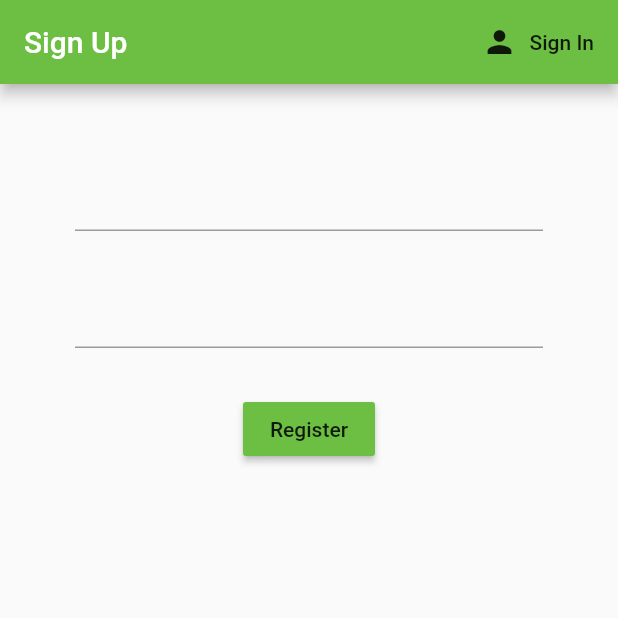
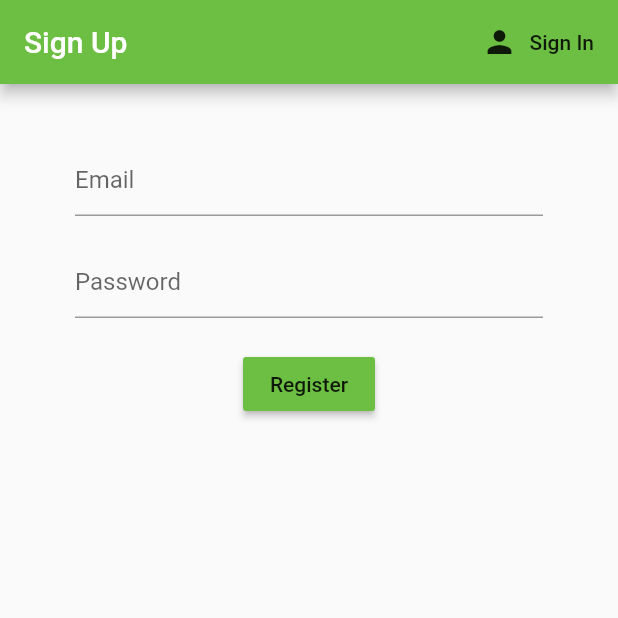
Before and after one commit to Tawataka/TKS, a Flutter app: the screen it shows after launch, after a tap on "Sign In", after a tap on "Register", on a phone screen of 412 x 824 dp, the top half of it. Run offline on Flutter 3.47's test engine with Material 2 defaults, Android fonts, the phone set to English and light mode, and no system bars; our stand-ins replace firebase_auth; accounts and stored records are empty.

```diff
--- a/lib/Account/register.dart
+++ b/lib/Account/register.dart
@@ -1,5 +1,6 @@
 import 'package:flutter/material.dart';
 import 'package:TKS/Services/auth.dart';
+import 'package:TKS/share/constant.dart';
 
 class Register extends StatefulWidget {
   final Function toggleView;
@@ -40,22 +41,27 @@ class _RegisterState extends State<Register> {
           key: _formKey,
           child: Column(
             children: <Widget>[
-              SizedBox(height: 30.0),
+              SizedBox(height: 20.0),
               TextFormField(
-                  validator: (val) => val.isEmpty ? 'Enter and email' : null,
+                  decoration: textInputDecoration,
+                  validator: (val) =>
+                      val.isEmpty ? 'Enter a valid email address' : null,
                   onChanged: (val) {
                     setState(() => email = val);
                   }),
-              SizedBox(height: 30.0),
+              SizedBox(height: 20.0),
               TextFormField(
                   obscureText: true,
+                  decoration: InputDecoration(
+                    hintText: 'Password',
+                  ),
                   validator: (val) => val.length < 6
                       ? 'Enter a password 6+ characters long'
                       : null,
                   onChanged: (val) {
                     setState(() => password = val);
                   }),
-              SizedBox(height: 30.0),
+              SizedBox(height: 20.0),
               RaisedButton(
                   color: Color(0xFF6dbf43),
                   child: Text('Register'),
--- a/lib/Account/signIn.dart
+++ b/lib/Account/signIn.dart
@@ -1,5 +1,6 @@
 import 'package:TKS/Services/auth.dart';
 import 'package:flutter/material.dart';
+import 'package:TKS/share/constant.dart';
 
 class SignIn extends StatefulWidget {
   final Function toggleView;
@@ -40,22 +41,26 @@ class _SignInState extends State<SignIn> {
           key: _formKey,
           child: Column(
             children: <Widget>[
-              SizedBox(height: 30.0),
+              SizedBox(height: 20.0),
               TextFormField(
+                  decoration: textInputDecoration,
                   validator: (val) => val.isEmpty ? 'Enter and email' : null,
                   onChanged: (val) {
                     setState(() => email = val);
                   }),
-              SizedBox(height: 30.0),
+              SizedBox(height: 20.0),
               TextFormField(
                   obscureText: true,
+                  decoration: InputDecoration(
+                    hintText: 'Password',
+                  ),
                   validator: (val) => val.length < 6
                       ? 'Enter a password 6+ characters long'
                       : null,
                   onChanged: (val) {
                     setState(() => password = val);
                   }),
-              SizedBox(height: 30.0),
+              SizedBox(height: 20.0),
               RaisedButton(
                   color: Color(0xFF6dbf43),
                   child: Text('Sign In'),
--- /dev/null
+++ b/lib/Share/constant.dart
@@ -0,0 +1,5 @@
+import 'package:flutter/material.dart';
+
+const textInputDecoration = InputDecoration(
+  hintText: 'Email',
+);
```
